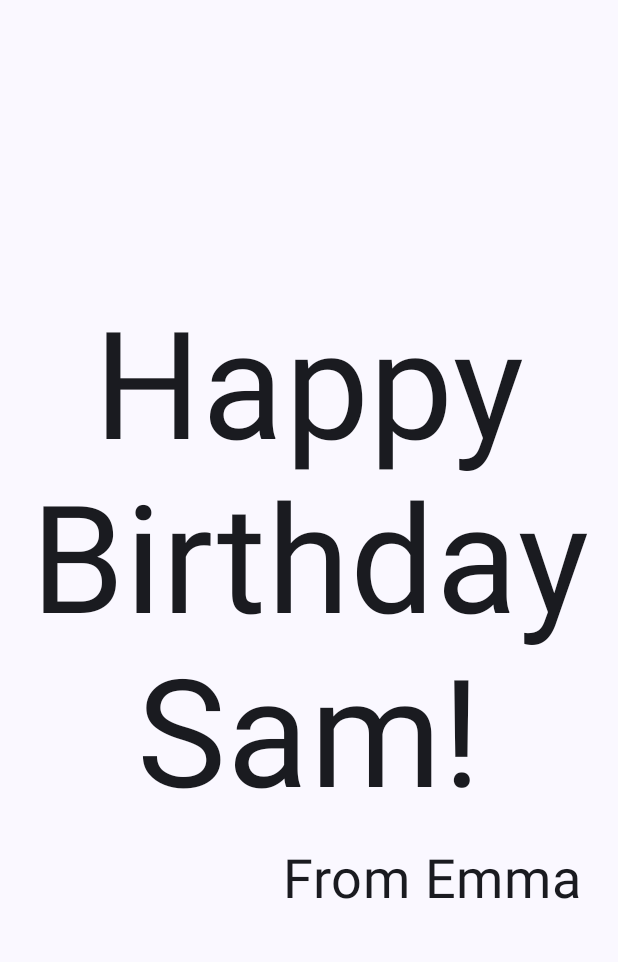
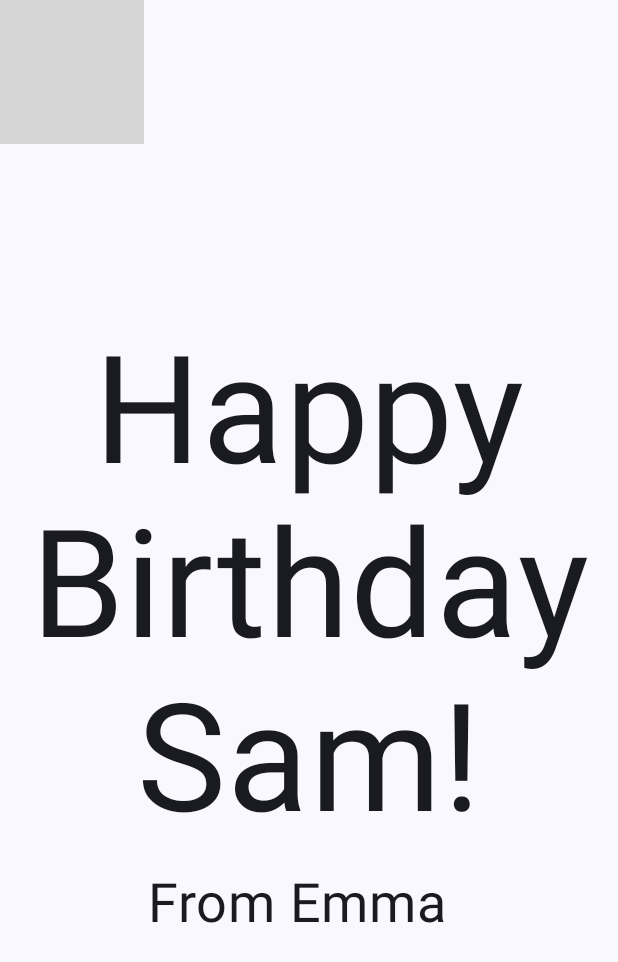
Before and after one commit to FerZacVal/DSM_AndroidStudio, an Android app built with Jetpack Compose: the screen it shows after launch (MainActivity), on a phone screen of 412 x 824 dp. Shown: the top 962 px of the screen. Run offline under Robolectric (Android 15) with nearby library versions, the phone set to English and light mode, and no system bars; grey boxes are pictures that could not be loaded.

Commit message:
Restauracion v1

```diff
--- a/app/src/main/java/com/example/happybirthday/MainActivity.kt
+++ b/app/src/main/java/com/example/happybirthday/MainActivity.kt
@@ -3,7 +3,9 @@ package com.example.happybirthday
 import android.os.Bundle
 import androidx.activity.ComponentActivity
 import androidx.activity.compose.setContent
+import androidx.compose.foundation.Image
 import androidx.compose.foundation.layout.Arrangement
+import androidx.compose.foundation.layout.Box
 import androidx.compose.foundation.layout.Column
 import androidx.compose.foundation.layout.fillMaxSize
 import androidx.compose.foundation.layout.padding
@@ -13,6 +15,9 @@ import androidx.compose.material3.Text
 import androidx.compose.runtime.Composable
 import androidx.compose.ui.Alignment
 import androidx.compose.ui.Modifier
+import androidx.compose.ui.layout.ContentScale
+import androidx.compose.ui.res.painterResource
+import androidx.compose.ui.res.stringResource
 import androidx.compose.ui.text.style.TextAlign
 import androidx.compose.ui.tooling.preview.Preview
 import androidx.compose.ui.unit.dp
@@ -24,15 +29,14 @@ class MainActivity : ComponentActivity() {
         super.onCreate(savedInstanceState)
         setContent {
             HappyBirthdayTheme {
-                //Scaffold(modifier = Modifier.fillMaxSize()) {}
+                // A surface container using the 'background' color from the theme
                 Surface(
                     modifier = Modifier.fillMaxSize(),
                     color = MaterialTheme.colorScheme.background
                 ) {
-                    GreetingText(
-                        message = "Happy Birthday Sam!",
-                        from = "From Emma",
-                        modifier = Modifier.padding(8.dp)
+                    GreetingImage(
+                        stringResource(R.string.happy_birthday_text),
+                        stringResource(R.string.signature_text)
                     )
                 }
             }
@@ -42,6 +46,7 @@ class MainActivity : ComponentActivity() {
 
 @Composable
 fun GreetingText(message: String, from: String, modifier: Modifier = Modifier) {
+    // Create a column so that texts don't overlap
     Column(
         verticalArrangement = Arrangement.Center,
         modifier = modifier
@@ -50,22 +55,48 @@ fun GreetingText(message: String, from: String, modifier: Modifier = Modifier) {
             text = message,
             fontSize = 100.sp,
             lineHeight = 116.sp,
-            textAlign = TextAlign.Center
+            textAlign = TextAlign.Center,
+            modifier = Modifier.padding(top = 16.dp)
         )
         Text(
             text = from,
             fontSize = 36.sp,
             modifier = Modifier
-                .padding(16.dp)
-                .align(alignment = Alignment.End)
+                .padding(top = 16.dp)
+                .padding(end = 16.dp)
+                .align(alignment = Alignment.CenterHorizontally)
+
         )
     }
 }
 
-@Preview(showBackground = true)
 @Composable
-fun BirthdayCardPreview() {
-    HappyBirthdayTheme {
-        GreetingText(message = "Happy Birthday Sam!", from = "From Emma")
+fun GreetingImage(message: String, from: String, modifier: Modifier = Modifier) {
+    // Create a box to overlap image and texts
+    Box(modifier) {
+        Image(
+            painter = painterResource(id = R.drawable.androidparty),
+            contentDescription = null,
+            contentScale = ContentScale.Crop,
+            alpha = 0.5F
+        )
+        GreetingText(
+            message = message,
+            from = from,
+            modifier = Modifier
+                .fillMaxSize()
+                .padding(8.dp)
+        )
     }
 }
+
+@Preview(showBackground = false)
+@Composable
+private fun BirthdayCardPreview() {
+    HappyBirthdayTheme {
+        GreetingImage(
+            stringResource(R.string.happy_birthday_text),
+            stringResource(R.string.signature_text)
+        )
+    }
+}
--- a/app/src/main/res/values/strings.xml
+++ b/app/src/main/res/values/strings.xml
@@ -1,3 +1,5 @@
 <resources>
     <string name="app_name">Happy Birthday</string>
+    <string name="happy_birthday_text">Happy Birthday Sam!</string>
+    <string name="signature_text">From Emma</string>
 </resources>
```
Also changed, not shown: 1 other file.
